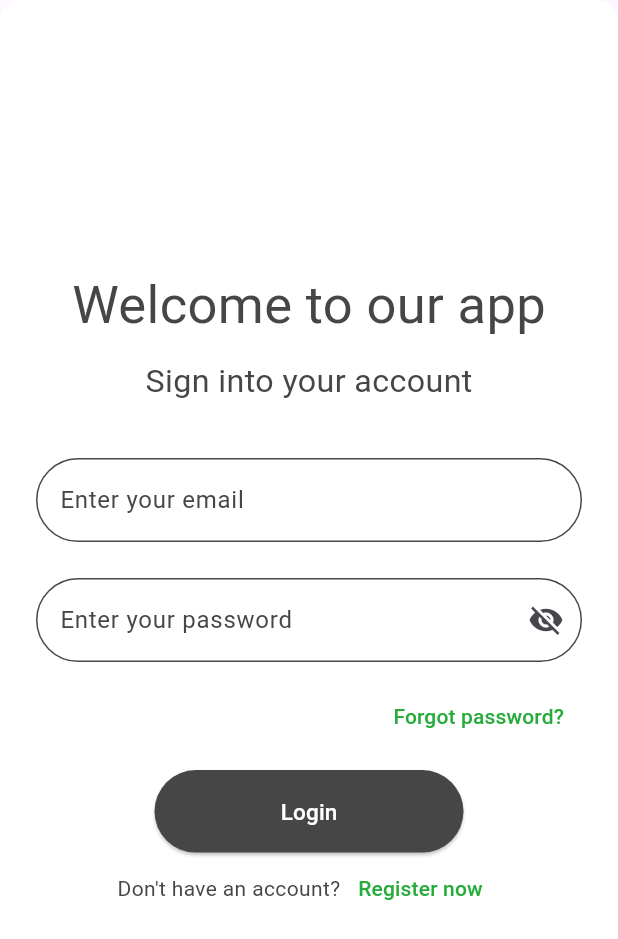
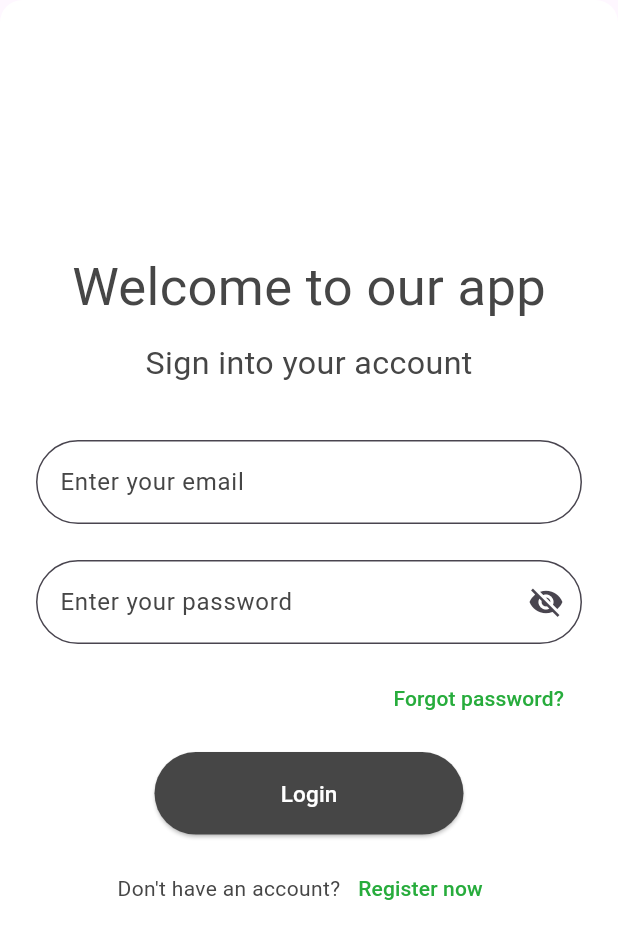
Before and after one commit to ScythK0TH/PlantDiseaseDetector, a Flutter app: the LoginApp widget shown alone on an empty page, opened directly, on a phone screen of 412 x 824 dp. Shown: the top 939 px of the screen. Run offline on Flutter 3.47's test engine with Material 3 defaults, Android fonts, the light colour scheme and no system bars; drawn by our look-alikes of animated_text_kit; our stand-ins replace auto_size_text, sizer.

Commit message:
Add Padding

```diff
--- a/lib/login.dart
+++ b/lib/login.dart
@@ -168,7 +168,9 @@ class LoginAppState extends State<LoginApp> {
                           child: Text("Login",
                               style: TextStyle(
                                   fontSize: 15.0, color: Colors.white)))),
-                  Row(
+                  Padding(
+                    padding: const EdgeInsets.all(12.0),
+                    child: Row(
                       mainAxisAlignment: MainAxisAlignment.center,
                       children: [
                         Text("Don't have an account?",
@@ -186,6 +188,7 @@ class LoginAppState extends State<LoginApp> {
                               },
                             )),
                       ],
+                    ),
                   ),
                 ],
               ),
```
Lines whose indentation alone changed are shown as unchanged.
